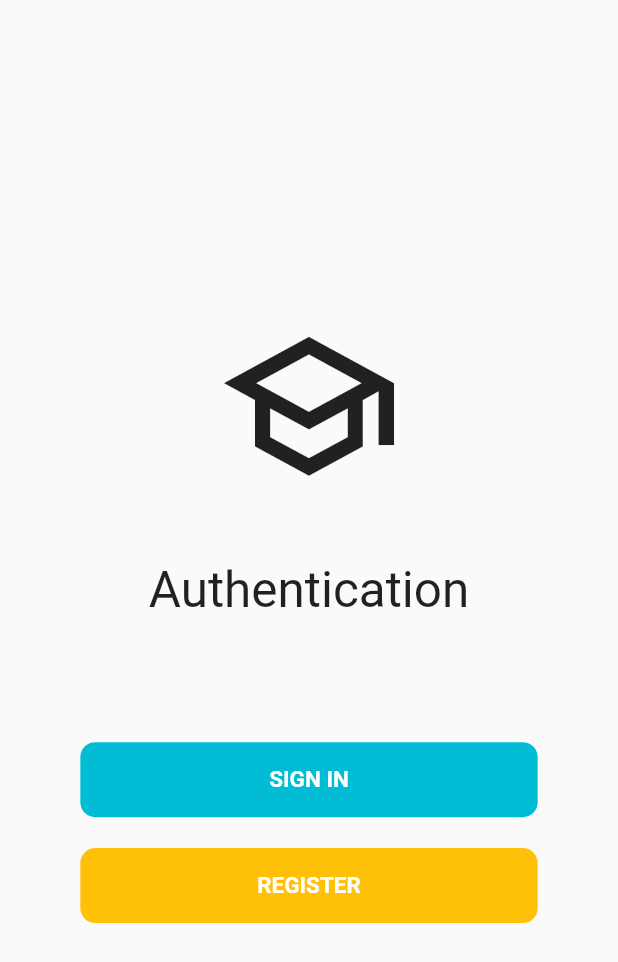
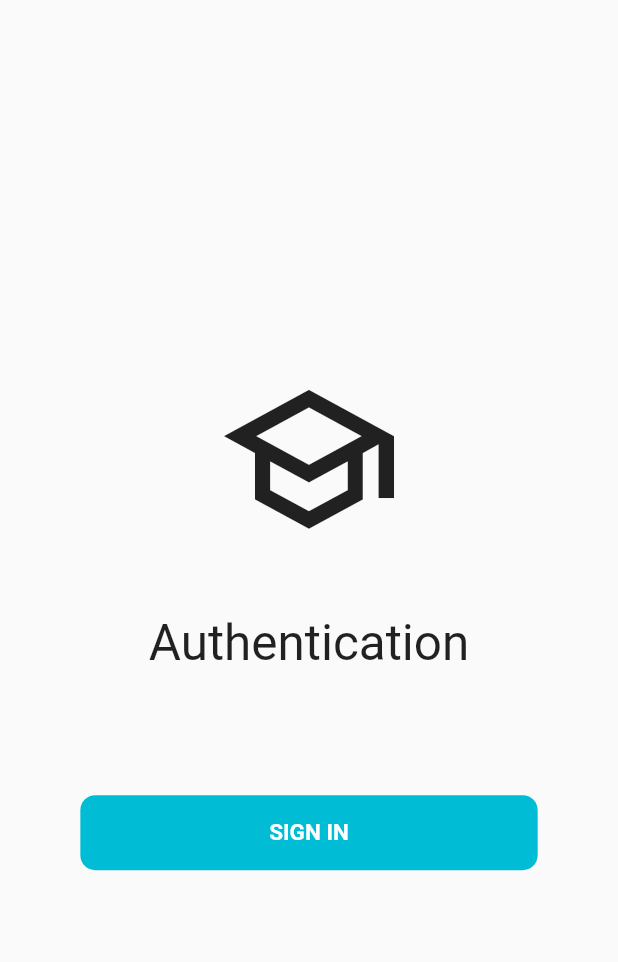
Before and after one commit to Ajayjayaraj/student-management-clone1, a Flutter app: the screen it shows after launch, on a phone screen of 412 x 824 dp. Shown: the top 962 px of the screen. Run offline on Flutter 3.47's test engine with Material 2 defaults, Android fonts, the phone set to English and light mode, and no system bars; our stand-ins replace cached_network_image, cloud_firestore, firebase_auth, firebase_core, fluttertoast, get and 1 more; missing offline and left inert: qr; accounts and stored records are empty; Roboto replaces fonts that are missing (SFUIDisplay).

```diff
--- a/lib/main.dart
+++ b/lib/main.dart
@@ -37,7 +37,7 @@ class _MyAppState extends State<MyApp> {
         GetPage(name: '/register', page: () => RegistrationPage()),
         GetPage(name: '/first', page: () => FirstPage()),
         GetPage(name: '/qrgenerator', page: () => QrGenerator()),
-        GetPage(name: '/qrscan', page: () => QrScan()),
+        // GetPage(name: '/qrscan', page: () => QrScan()),
         GetPage(name: '/qrres', page: () => QrResult())
       ],
     );
--- a/lib/pages/firstpage.dart
+++ b/lib/pages/firstpage.dart
@@ -25,6 +25,7 @@ class _FirstPageState extends State<FirstPage> {
         ),
         body: Center(
             child: Column(
+              mainAxisAlignment: MainAxisAlignment.center,
           children: [
             MaterialButton(
               color: Colors.cyan, //Color(0xffff2d55),
--- a/lib/pages/homepage.dart
+++ b/lib/pages/homepage.dart
@@ -44,31 +44,31 @@ class _HomePageState extends State<HomePage> {
                 ),
               ),
             ),
-            Container(
-              padding: EdgeInsets.only(top: MediaQuery.of(context).size.height*0.025),
-              margin: EdgeInsets.symmetric(horizontal: MediaQuery.of(context).size.width*0.13,vertical: 0),
-              child: MaterialButton(
-                onPressed: (){
-                  // Navigator.push(context, MaterialPageRoute(builder: (context) => RegPage()));
-                  Get.toNamed("/register");
-                },//since this is only a UI app
-                child: Text('REGISTER',
-                  style: TextStyle(
-                    fontSize: 15,
-                    fontFamily: 'SFUIDisplay',
-                    fontWeight: FontWeight.bold,
-                  ),
-                ),
-                color: Colors.amber,//Color(0xffff2d55),
-                elevation: 0,
-                minWidth: 400,
-                height: 50,
-                textColor: Colors.white,
-                shape: RoundedRectangleBorder(
-                    borderRadius: BorderRadius.circular(10)
-                ),
-              ),
-            ),
+            // Container(
+            //   padding: EdgeInsets.only(top: MediaQuery.of(context).size.height*0.025),
+            //   margin: EdgeInsets.symmetric(horizontal: MediaQuery.of(context).size.width*0.13,vertical: 0),
+            //   child: MaterialButton(
+            //     onPressed: (){
+            //       // Navigator.push(context, MaterialPageRoute(builder: (context) => RegPage()));
+            //       Get.toNamed("/register");
+            //     },//since this is only a UI app
+            //     child: Text('REGISTER',
+            //       style: TextStyle(
+            //         fontSize: 15,
+            //         fontFamily: 'SFUIDisplay',
+            //         fontWeight: FontWeight.bold,
+            //       ),
+            //     ),
+            //     color: Colors.amber,//Color(0xffff2d55),
+            //     elevation: 0,
+            //     minWidth: 400,
+            //     height: 50,
+            //     textColor: Colors.white,
+            //     shape: RoundedRectangleBorder(
+            //         borderRadius: BorderRadius.circular(10)
+            //     ),
+            //   ),
+            // ),
           ],
         ),
       ),
--- a/pubspec.yaml
+++ b/pubspec.yaml
@@ -42,7 +42,7 @@ dependencies:
   fluttertoast:
   qr_flutter: ^4.0.0
   permission_handler: ^10.0.0
-  qrscan: ^0.3.2
+  # qrscan: ^0.3.2
 
 dev_dependencies:
   flutter_test:
```
Also changed, not shown: lib/pages/Login.dart (+3 -4 lines), lib/pages/qrscan.dart (+51 -51 lines), lib/pages/registration.dart (+68 -24 lines), pubspec.lock.
